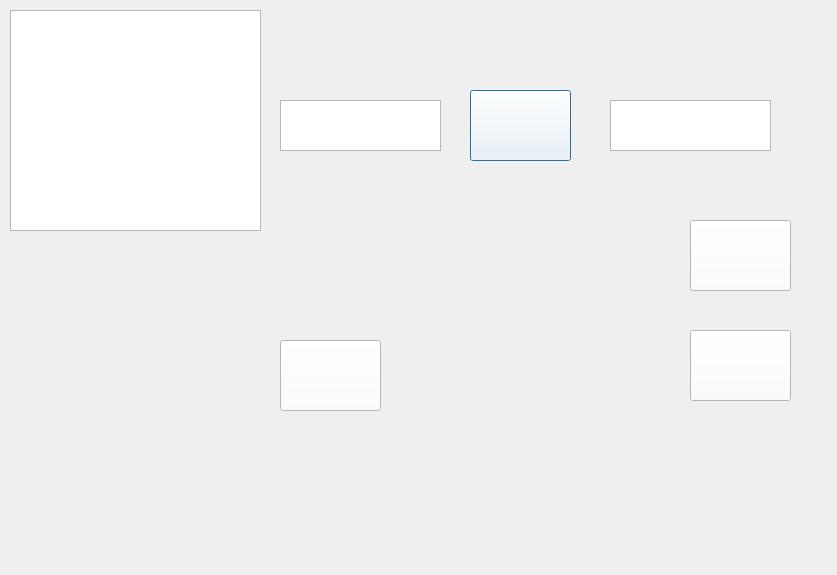
The window that FileAbsorption.ui (gkswlsdbal/Data-Visualization) describes before a commit, drawn with Qt 5.
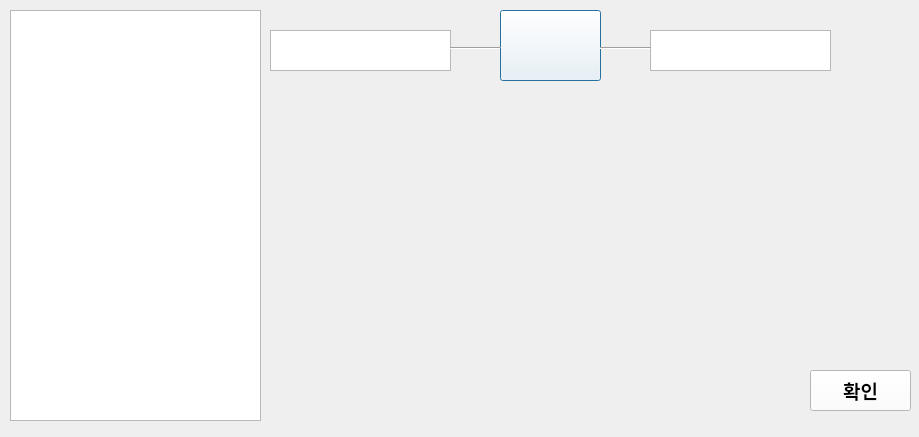
The same window after the commit. Icons and pictures are not drawn.

```diff
--- a/FileAbsorption.ui
+++ b/FileAbsorption.ui
@@ -6,8 +6,8 @@
    <rect>
     <x>0</x>
     <y>0</y>
-    <width>837</width>
-    <height>575</height>
+    <width>919</width>
+    <height>437</height>
    </rect>
   </property>
   <property name="windowTitle">
@@ -19,15 +19,20 @@
      <x>10</x>
      <y>10</y>
      <width>251</width>
-     <height>221</height>
+     <height>411</height>
     </rect>
    </property>
+   <property name="font">
+    <font>
+     <pointsize>16</pointsize>
+    </font>
+   </property>
   </widget>
   <widget class="QPushButton" name="innerBtn">
    <property name="geometry">
     <rect>
-     <x>470</x>
-     <y>90</y>
+     <x>500</x>
+     <y>10</y>
      <width>101</width>
      <height>71</height>
     </rect>
@@ -49,102 +54,84 @@
     </size>
    </property>
   </widget>
-  <widget class="QPushButton" name="fullBtn">
-   <property name="geometry">
-    <rect>
-     <x>690</x>
-     <y>330</y>
-     <width>101</width>
-     <height>71</height>
-    </rect>
-   </property>
-   <property name="styleSheet">
-    <string notr="true">background-color: rgb(255, 255, 255);</string>
-   </property>
-   <property name="text">
-    <string/>
-   </property>
-   <property name="icon">
-    <iconset>
-     <normaloff>absorptionImg/fullouter.PNG</normaloff>absorptionImg/fullouter.PNG</iconset>
-   </property>
-   <property name="iconSize">
-    <size>
-     <width>140</width>
-     <height>60</height>
-    </size>
-   </property>
-  </widget>
-  <widget class="QPushButton" name="leftBtn">
-   <property name="geometry">
-    <rect>
-     <x>690</x>
-     <y>220</y>
-     <width>101</width>
-     <height>71</height>
-    </rect>
-   </property>
-   <property name="styleSheet">
-    <string notr="true">background-color: rgb(255, 255, 255);</string>
-   </property>
-   <property name="text">
-    <string/>
-   </property>
-   <property name="icon">
-    <iconset>
-     <normaloff>absorptionImg/leftouter.PNG</normaloff>absorptionImg/leftouter.PNG</iconset>
-   </property>
-   <property name="iconSize">
-    <size>
-     <width>140</width>
-     <height>60</height>
-    </size>
-   </property>
-  </widget>
-  <widget class="QPushButton" name="rightBtn">
-   <property name="geometry">
-    <rect>
-     <x>280</x>
-     <y>340</y>
-     <width>101</width>
-     <height>71</height>
-    </rect>
-   </property>
-   <property name="styleSheet">
-    <string notr="true">background-color: rgb(255, 255, 255);</string>
-   </property>
-   <property name="text">
-    <string/>
-   </property>
-   <property name="icon">
-    <iconset>
-     <normaloff>absorptionImg/rightouter.PNG</normaloff>absorptionImg/rightouter.PNG</iconset>
-   </property>
-   <property name="iconSize">
-    <size>
-     <width>140</width>
-     <height>60</height>
-    </size>
-   </property>
-  </widget>
   <widget class="QListWidget" name="abList">
    <property name="geometry">
     <rect>
-     <x>280</x>
-     <y>100</y>
-     <width>161</width>
-     <height>51</height>
+     <x>270</x>
+     <y>30</y>
+     <width>181</width>
+     <height>41</height>
     </rect>
    </property>
+   <property name="font">
+    <font>
+     <pointsize>14</pointsize>
+    </font>
+   </property>
   </widget>
   <widget class="QListWidget" name="abList_2">
    <property name="geometry">
     <rect>
-     <x>610</x>
-     <y>100</y>
-     <width>161</width>
-     <height>51</height>
+     <x>650</x>
+     <y>30</y>
+     <width>181</width>
+     <height>41</height>
     </rect>
+   </property>
+   <property name="font">
+    <font>
+     <pointsize>14</pointsize>
+    </font>
+   </property>
+  </widget>
+  <widget class="Line" name="line">
+   <property name="geometry">
+    <rect>
+     <x>450</x>
+     <y>40</y>
+     <width>51</width>
+     <height>16</height>
+    </rect>
+   </property>
+   <property name="orientation">
+    <enum>Qt::Horizontal</enum>
+   </property>
+  </widget>
+  <widget class="Line" name="line_2">
+   <property name="geometry">
+    <rect>
+     <x>600</x>
+     <y>40</y>
+     <width>51</width>
+     <height>16</height>
+    </rect>
+   </property>
+   <property name="orientation">
+    <enum>Qt::Horizontal</enum>
+   </property>
+  </widget>
+  <widget class="QPushButton" name="saveBtn">
+   <property name="geometry">
+    <rect>
+     <x>810</x>
+     <y>370</y>
+     <width>101</width>
+     <height>41</height>
+    </rect>
+   </property>
+   <property name="font">
+    <font>
+     <family>함초롬바탕</family>
+     <pointsize>14</pointsize>
+     <weight>75</weight>
+     <bold>true</bold>
+    </font>
+   </property>
+   <property name="styleSheet">
+    <string notr="true">background-color: rgb(255, 255, 255);</string>
+   </property>
+   <property name="text">
+    <string>확인</string>
    </property>
   </widget>
  </widget>
```
Left out of the diff: 2 changed lines with no effect on the pictures.
